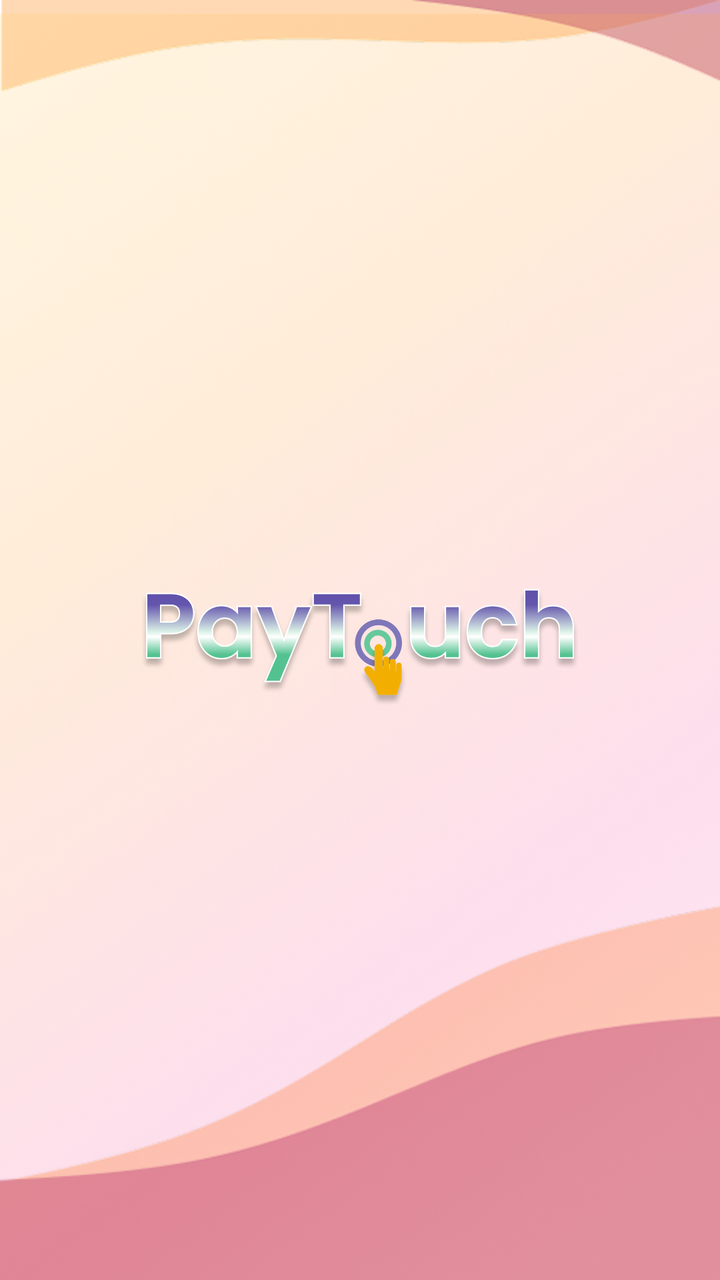
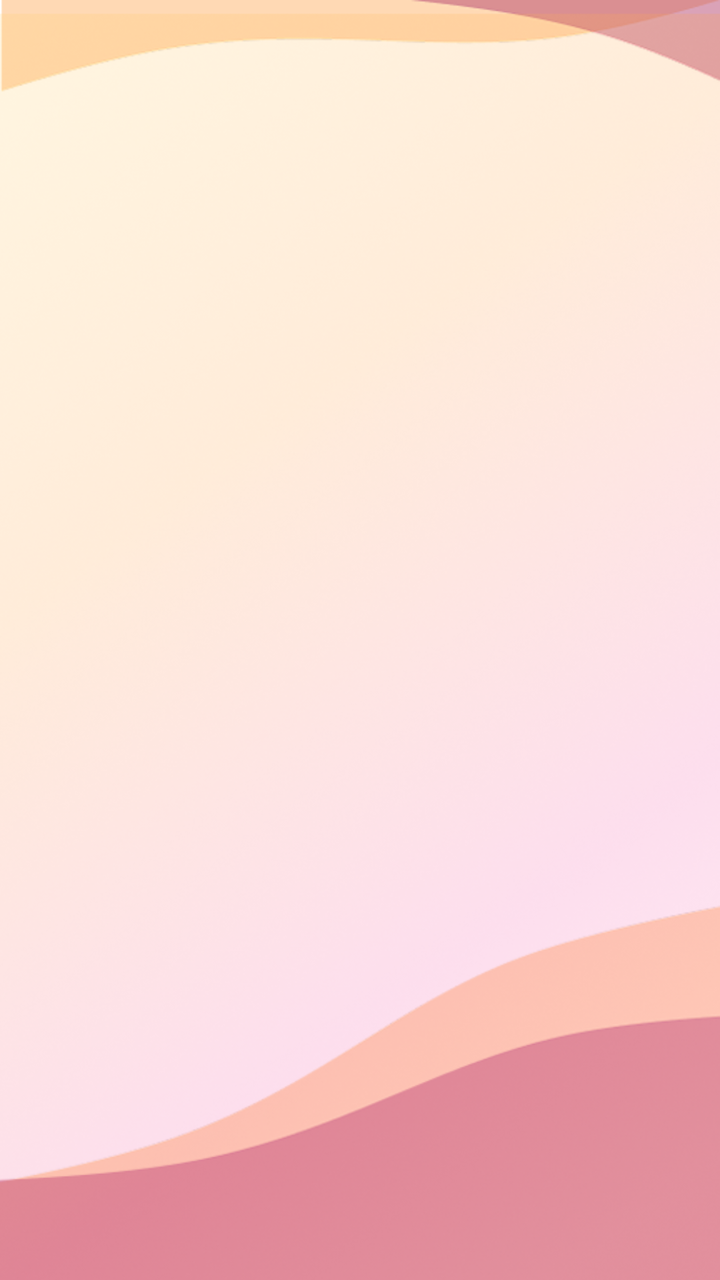

Before-and-after screenshots of an Android layout around one commit, followed by the original layout XML and the change that was made.
<!-- AndroidManifest.xml: application theme Theme.PaytouchConsumer -->
<!-- res/layout/activity_splash.xml -->
<?xml version="1.0" encoding="utf-8"?>
<androidx.constraintlayout.widget.ConstraintLayout xmlns:android="http://schemas.android.com/apk/res/android"
    xmlns:app="http://schemas.android.com/apk/res-auto"
    android:id="@+id/clRoot"
    android:layout_width="match_parent"
    android:layout_height="match_parent"
    android:background="@drawable/img_screen_bg">

    <androidx.appcompat.widget.AppCompatImageView
        android:id="@+id/ivLogo"
        android:layout_width="220dp"
        android:layout_height="wrap_content"
        android:adjustViewBounds="true"
        android:src="@drawable/img_paytouch"
        app:layout_constraintBottom_toBottomOf="parent"
        app:layout_constraintEnd_toEndOf="parent"
        app:layout_constraintStart_toStartOf="parent"
        app:layout_constraintTop_toTopOf="parent" />

    <ProgressBar
        android:id="@+id/progressBar"
        style="?android:attr/progressBarStyle"
        android:layout_width="wrap_content"
        android:layout_height="wrap_content"
        android:indeterminateTint="?attr/colorPrimary"
        android:visibility="gone"
        android:layout_marginBottom="64dp"
        app:layout_constraintBottom_toBottomOf="parent"
        app:layout_constraintEnd_toEndOf="parent"
        app:layout_constraintStart_toStartOf="parent" />

</androidx.constraintlayout.widget.ConstraintLayout>
<!-- resources referenced by this layout -->
<resources>
  <!-- drawable img_paytouch: png bitmap (drawable, 207296 bytes) -->
  <!-- drawable img_screen_bg: png bitmap (drawable, 382956 bytes) -->
  <style name="Theme.PaytouchConsumer" parent="Base.Theme.PaytouchConsumer" />
  <style name="Base.Theme.PaytouchConsumer" parent="Theme.Material3.Light.NoActionBar">
  
          
          <item name="android:windowLightStatusBar">true</item>
          <item name="android:statusBarColor">@android:color/transparent</item>
          <item name="android:navigationBarColor">@android:color/transparent</item>
          <item name="android:windowBackground">@color/white</item>
          <item name="android:windowDrawsSystemBarBackgrounds">true</item>
          <item name="android:textColorHint">@color/hint_color</item>
  
  
          <item name="colorSecondary">@color/secondary</item>
          <item name="colorPrimary">@color/primary</item>
          
          <item name="colorTextBody">@color/black</item>
          <item name="colorTextSubtitle">@color/sub_text_color</item>
          <item name="colorTextHint">@color/hint_color</item>
          <item name="colorTextOnBrand">@color/primary</item>
          
          <item name="colorIconDefault">@color/hint_color</item>
          <item name="colorIconSubtle">@color/hint_color</item>
          
          <item name="colorToolbarBg">@color/white</item>
  
      </style>
  <color name="white">#FFFFFFFF</color>
  <color name="hint_color">#4A4A4A</color>
  <color name="secondary">#FCCFA1</color>
  <color name="primary">#D52662</color>
  <color name="black">#FF000000</color>
  <color name="sub_text_color">#80000000</color>
</resources>

<!-- the commit's change to res/layout/activity_splash.xml (unified diff, before → after) -->
@@ -6,27 +6,15 @@
     android:layout_height="match_parent"
     android:background="@drawable/img_screen_bg">
 
-    <androidx.appcompat.widget.AppCompatImageView
-        android:id="@+id/ivLogo"
-        android:layout_width="220dp"
+    <ImageView
+        android:id="@+id/ivSplash"
+        android:layout_width="300dp"
         android:layout_height="wrap_content"
         android:adjustViewBounds="true"
-        android:src="@drawable/img_paytouch"
-        app:layout_constraintBottom_toBottomOf="parent"
         app:layout_constraintEnd_toEndOf="parent"
         app:layout_constraintStart_toStartOf="parent"
-        app:layout_constraintTop_toTopOf="parent" />
-
-    <ProgressBar
-        android:id="@+id/progressBar"
-        style="?android:attr/progressBarStyle"
-        android:layout_width="wrap_content"
-        android:layout_height="wrap_content"
-        android:indeterminateTint="?attr/colorPrimary"
-        android:visibility="gone"
-        android:layout_marginBottom="64dp"
+        app:layout_constraintTop_toTopOf="parent"
         app:layout_constraintBottom_toBottomOf="parent"
-        app:layout_constraintEnd_toEndOf="parent"
-        app:layout_constraintStart_toStartOf="parent" />
+        app:layout_constraintWidth_max="300dp" />
 
 </androidx.constraintlayout.widget.ConstraintLayout>
<!-- resource entries referenced after the edit -->
@@ -1,6 +1,5 @@
 <!-- resources referenced by this layout -->
 <resources>
-  <!-- drawable img_paytouch: png bitmap (drawable, 207296 bytes) -->
   <!-- drawable img_screen_bg: png bitmap (drawable, 382956 bytes) -->
   <style name="Theme.PaytouchConsumer" parent="Base.Theme.PaytouchConsumer" />
   <style name="Base.Theme.PaytouchConsumer" parent="Theme.Material3.Light.NoActionBar">
